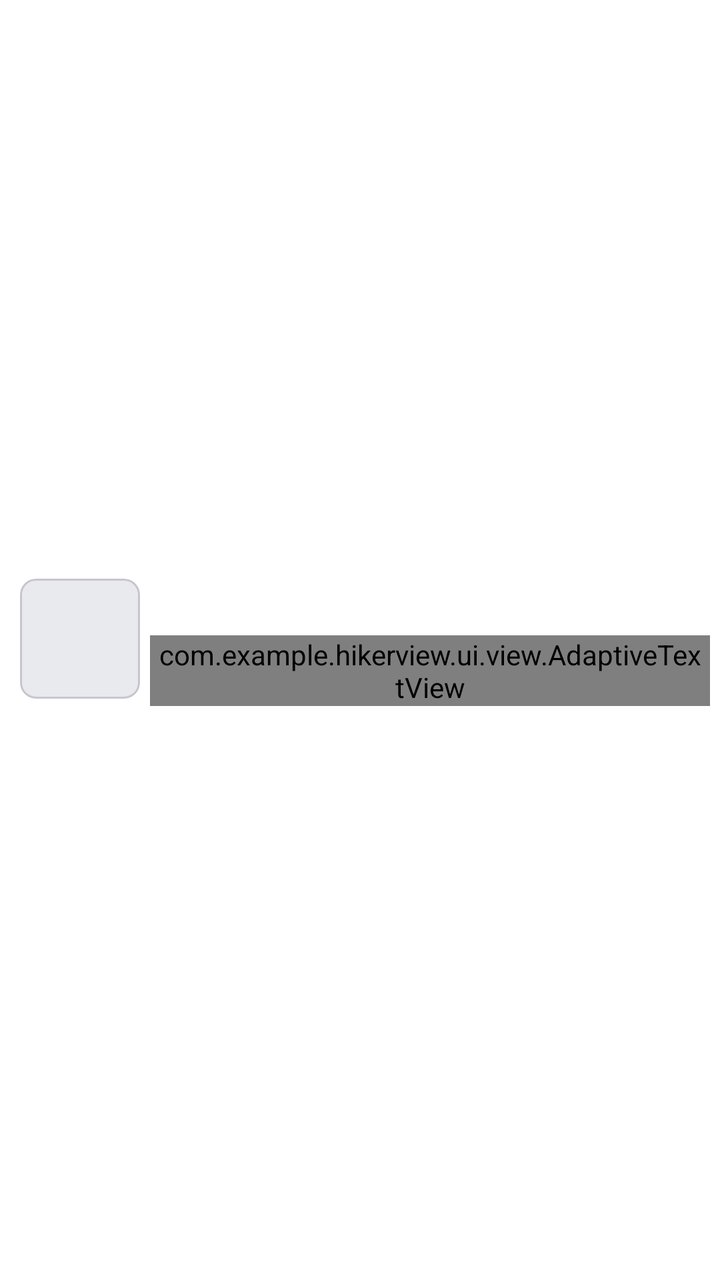
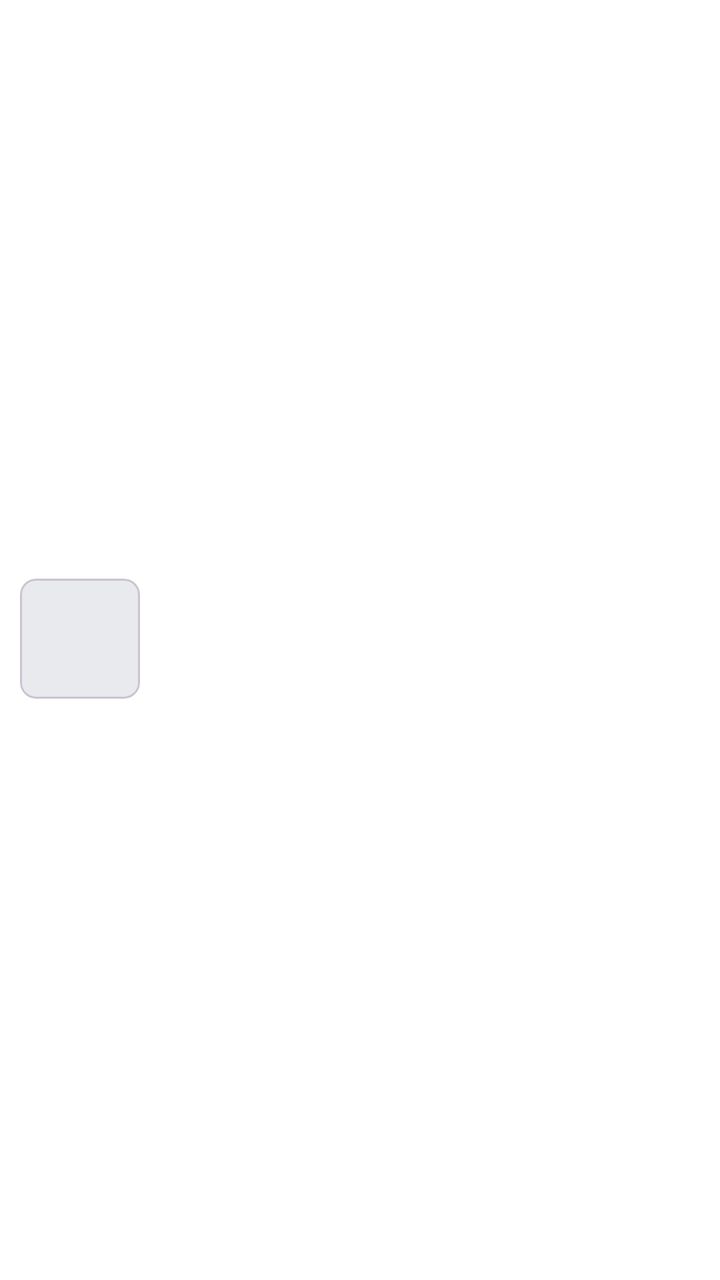

Before-and-after screenshots of an Android layout around one commit, followed by the original layout XML and the change that was made.
<!-- AndroidManifest.xml: another module's application theme Theme.App -->
<!-- res/layout/item_hk_icon_left_pic.xml -->
<?xml version="1.0" encoding="utf-8"?>
<LinearLayout android:orientation="horizontal" android:id="@+id/result_bg" android:paddingTop="10.0dip" android:paddingBottom="11.0dip" android:layout_width="fill_parent" android:layout_height="wrap_content"
  xmlns:android="http://schemas.android.com/apk/res/android" xmlns:app="http://schemas.android.com/apk/res-auto">
    <com.google.android.material.card.MaterialCardView android:layout_gravity="center_vertical" android:layout_width="60.0dip" android:layout_height="60.0dip" android:layout_marginStart="10.0dip" app:cardCornerRadius="8.0dip" app:cardElevation="0.0dip">
        <ImageView android:id="@+id/iv_cover" android:background="@drawable/hk_ripple_white" android:layout_width="fill_parent" android:layout_height="fill_parent" android:src="#E8EAEE" android:scaleType="centerCrop" />
    </com.google.android.material.card.MaterialCardView>
    <LinearLayout android:gravity="center_vertical" android:layout_gravity="center_vertical" android:orientation="vertical" android:layout_width="0.0dip" android:layout_height="wrap_content" android:minHeight="60.0dip" android:layout_weight="1.0" android:paddingStart="5.0dip" android:paddingEnd="5.0dip">
        <TextView android:textSize="16.0sp" android:textColor="#101216" android:ellipsize="end" android:layout_gravity="center_vertical" android:id="@+id/tv_title" android:layout_width="fill_parent" android:layout_height="wrap_content" android:maxLines="2" android:paddingStart="4.0dip" android:paddingEnd="4.0dip" />
        <com.example.hikerview.ui.view.AdaptiveTextView android:ellipsize="end" android:gravity="bottom" android:layout_gravity="center_vertical" android:id="@+id/tv_desc" android:layout_width="fill_parent" android:layout_height="wrap_content" android:layout_marginTop="10.0dip" android:maxLines="1" android:includeFontPadding="false" android:paddingStart="4.0dip" android:paddingEnd="4.0dip" app:operateType="changeLinesAndHeight" />
    </LinearLayout>
</LinearLayout>
<!-- resources referenced by this layout -->
<resources>
  <!-- drawable hk_ripple_white (drawable) -->
  <?xml version="1.0" encoding="utf-8"?>
  <ripple android:color="#ffdfdfdf"
      xmlns:android="http://schemas.android.com/apk/res/android">
      <item android:drawable="@android:color/white" />
  </ripple>
  <style name="Theme.App" parent="Theme.XingChen">
          <item name="android:windowDisablePreview">true</item>
          <item name="android:windowSplashScreenBackground">#000000</item>
          <item name="android:windowBackground">#000000</item>
      </style>
  <style name="Theme.XingChen" parent="Theme.Material3.DayNight.NoActionBar">
          <item name="android:windowBackground">@android:color/transparent</item>
                <item name="android:colorBackground">@android:color/transparent</item>
          <item name="colorPrimary">#f0a400</item>
          <item name="colorPrimaryVariant">#c07f00</item>
          <item name="colorOnPrimary">@android:color/white</item>
      </style>
</resources>

<!-- the commit's change to res/layout/item_hk_icon_left_pic.xml (unified diff, before → after) -->
@@ -6,6 +6,6 @@
     </com.google.android.material.card.MaterialCardView>
     <LinearLayout android:gravity="center_vertical" android:layout_gravity="center_vertical" android:orientation="vertical" android:layout_width="0.0dip" android:layout_height="wrap_content" android:minHeight="60.0dip" android:layout_weight="1.0" android:paddingStart="5.0dip" android:paddingEnd="5.0dip">
         <TextView android:textSize="16.0sp" android:textColor="#101216" android:ellipsize="end" android:layout_gravity="center_vertical" android:id="@+id/tv_title" android:layout_width="fill_parent" android:layout_height="wrap_content" android:maxLines="2" android:paddingStart="4.0dip" android:paddingEnd="4.0dip" />
-        <com.example.hikerview.ui.view.AdaptiveTextView android:ellipsize="end" android:gravity="bottom" android:layout_gravity="center_vertical" android:id="@+id/tv_desc" android:layout_width="fill_parent" android:layout_height="wrap_content" android:layout_marginTop="10.0dip" android:maxLines="1" android:includeFontPadding="false" android:paddingStart="4.0dip" android:paddingEnd="4.0dip" app:operateType="changeLinesAndHeight" />
+        <TextView android:ellipsize="end" android:gravity="bottom" android:layout_gravity="center_vertical" android:id="@+id/tv_desc" android:layout_width="fill_parent" android:layout_height="wrap_content" android:layout_marginTop="10.0dip" android:maxLines="1" android:includeFontPadding="false" android:paddingStart="4.0dip" android:paddingEnd="4.0dip" />
     </LinearLayout>
 </LinearLayout>
